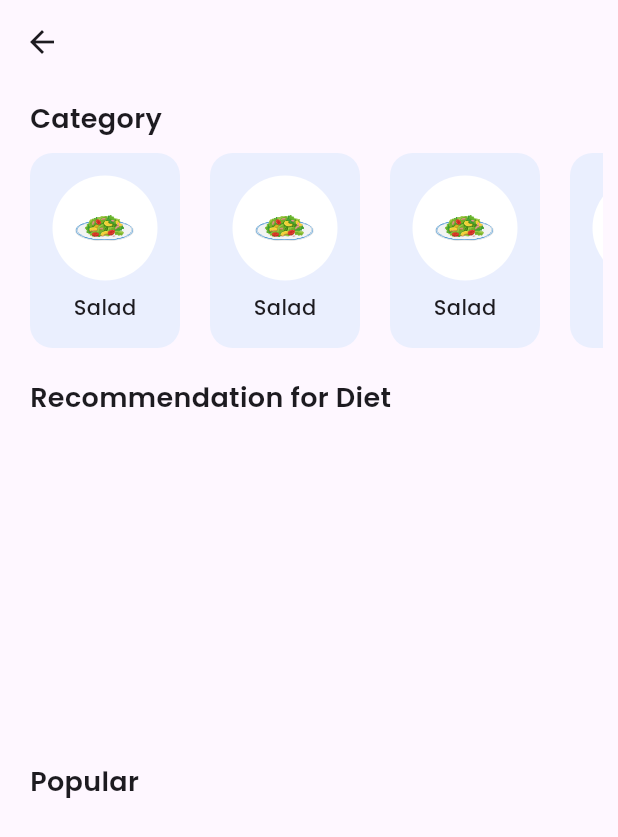
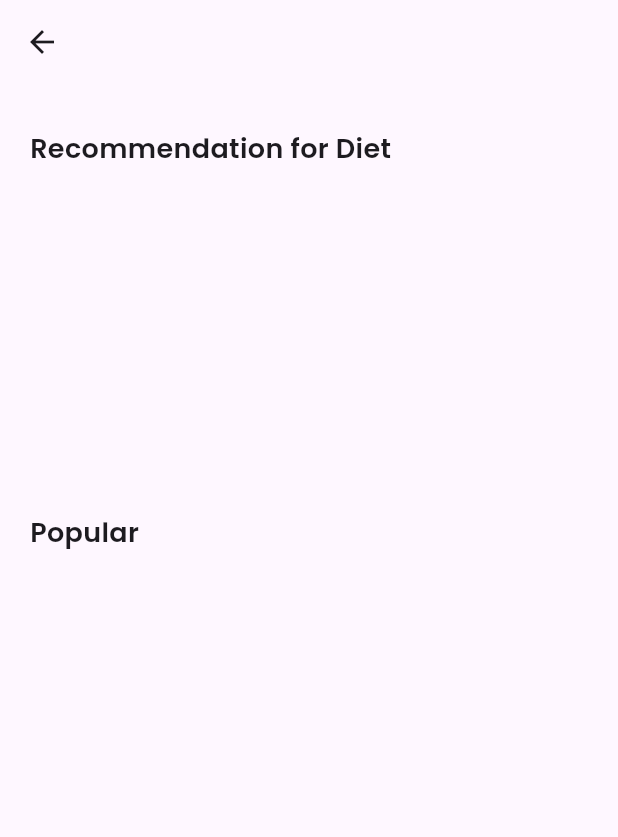
Before and after one commit to viveknarawade/FitnessApp, a Flutter app: the Category screen opened directly with empty values, on a phone screen of 412 x 824 dp. Shown: the top 837 px of the screen. Run offline on Flutter 3.47's test engine with Material 3 defaults, Android fonts, the phone set to English and light mode, and no system bars; our stand-ins replace cloud_firestore, firebase_core, fl_chart, flutter_svg, google_fonts, liquid_progress_indicator_v2 and 3 more; missing offline and left inert: simple_animation_progress_bar; accounts and stored records are empty.

Commit message:
meal completed

```diff
--- a/fitlife/lib/Meal_Planner/mealCategory.dart
+++ b/fitlife/lib/Meal_Planner/mealCategory.dart
@@ -35,60 +35,6 @@ class _CategoryState extends State<Category> {
           crossAxisAlignment: CrossAxisAlignment.start,
           children: [
             const SizedBox(height: 10),
-            Padding(
-              padding: const EdgeInsets.symmetric(horizontal: 10.0),
-              child: Text("Category",
-                  style: GoogleFonts.poppins(
-                      fontSize: 18, fontWeight: FontWeight.w600)),
-            ),
-            const SizedBox(height: 10),
-            SizedBox(
-              height: 130,
-              child: ListView.builder(
-                scrollDirection: Axis.horizontal,
-                itemCount: 10,
-                itemBuilder: (context, index) {
-                  return Container(
-                    margin: const EdgeInsets.symmetric(horizontal: 10),
-                    padding: const EdgeInsets.symmetric(
-                        horizontal: 15, vertical: 15),
-                    decoration: BoxDecoration(
-                      borderRadius: BorderRadius.circular(15),
-                      color: const Color.fromRGBO(234, 239, 254, 1.0),
-                    ),
-                    child: Column(
-                      mainAxisSize: MainAxisSize.min,
-                      children: [
-                        Stack(
-                          alignment: Alignment.center,
-                          children: [
-                            Container(
-                              height: 70,
-                              width: 70,
-                              decoration: const BoxDecoration(
-                                color: Colors.white,
-                                shape: BoxShape.circle,
-                              ),
-                            ),
-                            SvgPicture.asset(
-                              "assets/meal/salad.svg",
-                              height: 40,
-                              width: 40,
-                            ),
-                          ],
-                        ),
-                        const SizedBox(height: 8),
-                        Text(
-                          "Salad",
-                          style: GoogleFonts.poppins(
-                              fontSize: 14, fontWeight: FontWeight.w500),
-                        ),
-                      ],
-                    ),
-                  );
-                },
-              ),
-            ),
             const SizedBox(height: 20),
             Padding(
               padding: const EdgeInsets.symmetric(horizontal: 10.0),
```
